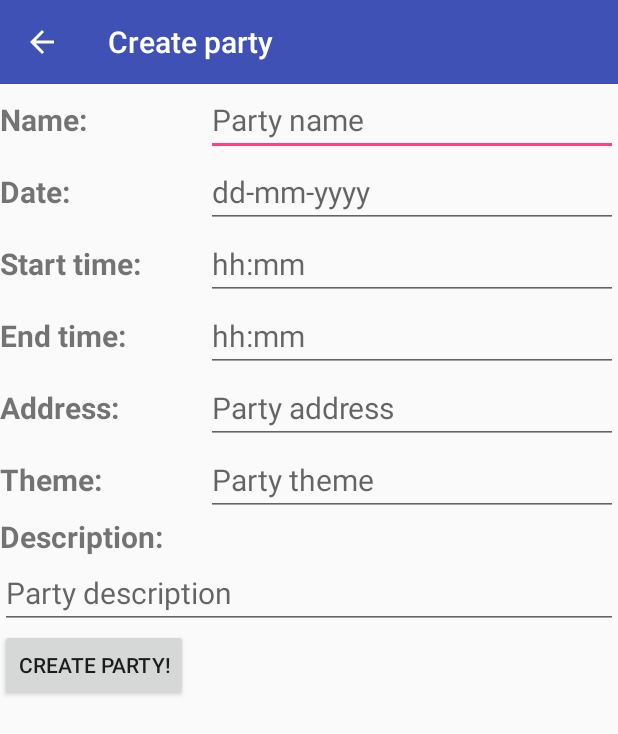
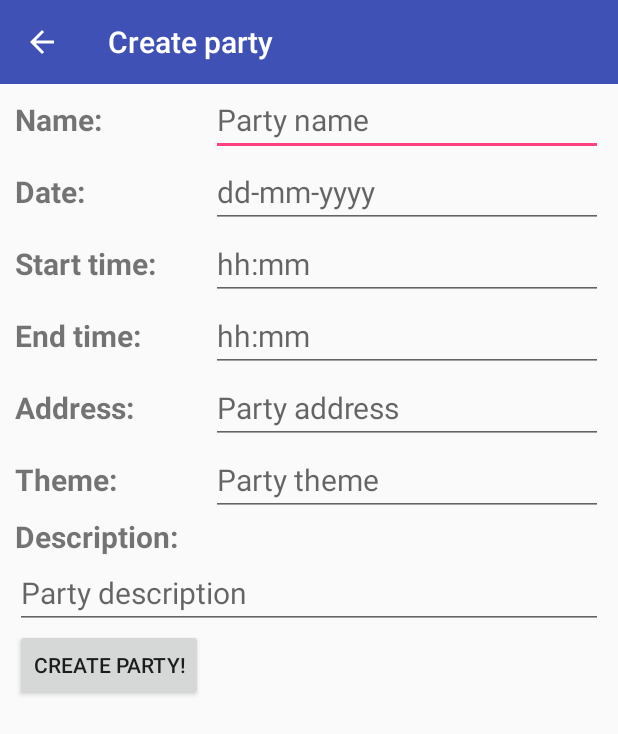
Before and after one commit to leonvdbeek/dblappdevelopment, an Android app: the HostParty screen opened directly, with no data from a screen before it, on a phone screen of 412 x 824 dp. Shown: the top 734 px of the screen. Run offline under Robolectric (Android 15) with nearby library versions, the phone set to English and light mode, and no system bars.

Commit message:
Added padding to partyView and hostParty

```diff
--- a/app/src/main/res/layout/activity_host_party.xml
+++ b/app/src/main/res/layout/activity_host_party.xml
@@ -4,7 +4,10 @@
     xmlns:tools="http://schemas.android.com/tools"
     android:layout_width="match_parent"
     android:layout_height="wrap_content"
+    android:layout_marginLeft="0dp"
     android:orientation="vertical"
+    android:paddingLeft="0dp"
+    android:paddingRight="0dp"
     tools:context="group10.partyfinder.HostParty">
 
     <android.support.v7.widget.Toolbar
@@ -13,11 +16,20 @@
         android:layout_height="wrap_content"
         android:background="?attr/colorPrimary"
         android:minHeight="?attr/actionBarSize"
+        android:paddingLeft="0dp"
         android:theme="?attr/actionBarTheme" />
 
     <LinearLayout
         android:layout_width="match_parent"
-        android:layout_height="wrap_content"
+        android:layout_height="match_parent"
+        android:layout_weight="1"
+        android:orientation="vertical"
+        android:paddingLeft="10dp"
+        android:paddingRight="10dp">
+
+        <LinearLayout
+            android:layout_width="match_parent"
+            android:layout_height="match_parent"
             android:orientation="horizontal">
 
             <TextView
@@ -43,7 +55,7 @@
 
         <LinearLayout
             android:layout_width="match_parent"
-        android:layout_height="wrap_content"
+            android:layout_height="match_parent"
             android:orientation="horizontal">
 
             <TextView
@@ -69,7 +81,7 @@
 
         <LinearLayout
             android:layout_width="match_parent"
-        android:layout_height="wrap_content"
+            android:layout_height="match_parent"
             android:orientation="horizontal">
 
             <TextView
@@ -90,11 +102,12 @@
                 android:hint="hh:mm"
                 android:inputType="time"
                 android:textSize="20sp" />
+
         </LinearLayout>
 
         <LinearLayout
             android:layout_width="match_parent"
-        android:layout_height="wrap_content"
+            android:layout_height="match_parent"
             android:orientation="horizontal">
 
             <TextView
@@ -114,11 +127,12 @@
                 android:hint="hh:mm"
                 android:inputType="time"
                 android:textSize="20sp" />
+
         </LinearLayout>
 
         <LinearLayout
             android:layout_width="match_parent"
-        android:layout_height="wrap_content"
+            android:layout_height="match_parent"
             android:orientation="horizontal">
 
             <TextView
@@ -143,7 +157,7 @@
 
         <LinearLayout
             android:layout_width="match_parent"
-        android:layout_height="wrap_content"
+            android:layout_height="match_parent"
             android:orientation="horizontal">
 
             <TextView
@@ -171,6 +185,7 @@
             android:id="@+id/textView9"
             android:layout_width="match_parent"
             android:layout_height="wrap_content"
+            android:layout_weight="2"
             android:text="Description:"
             android:textSize="20sp"
             android:textStyle="bold" />
@@ -179,6 +194,7 @@
             android:id="@+id/editText6"
             android:layout_width="match_parent"
             android:layout_height="wrap_content"
+            android:layout_weight="2"
             android:ems="10"
             android:hint="Party description"
             android:inputType="textMultiLine"
@@ -190,4 +206,7 @@
             android:layout_height="wrap_content"
             android:layout_weight="2"
             android:text="Create party!" />
+
     </LinearLayout>
+
+</LinearLayout>
--- a/app/src/main/res/layout/activity_party_view.xml
+++ b/app/src/main/res/layout/activity_party_view.xml
@@ -16,6 +16,14 @@
         android:background="?attr/colorPrimary"
         android:minHeight="?attr/actionBarSize"
         android:theme="?attr/actionBarTheme" />
+
+    <LinearLayout
+        android:layout_width="match_parent"
+        android:layout_height="match_parent"
+        android:layout_weight="2"
+        android:orientation="vertical"
+        android:paddingLeft="10dp"
+        android:paddingRight="10dp">
 
         <LinearLayout
             android:layout_width="match_parent"
@@ -105,6 +113,7 @@
             android:id="@+id/TVdescription"
             android:layout_width="match_parent"
             android:layout_height="wrap_content"
+            android:layout_weight="2"
             android:text="..."
             android:textSize="20sp" />
 
@@ -161,3 +170,5 @@
         </LinearLayout>
 
     </LinearLayout>
+
+</LinearLayout>
```
Lines whose indentation alone changed are shown as unchanged.
